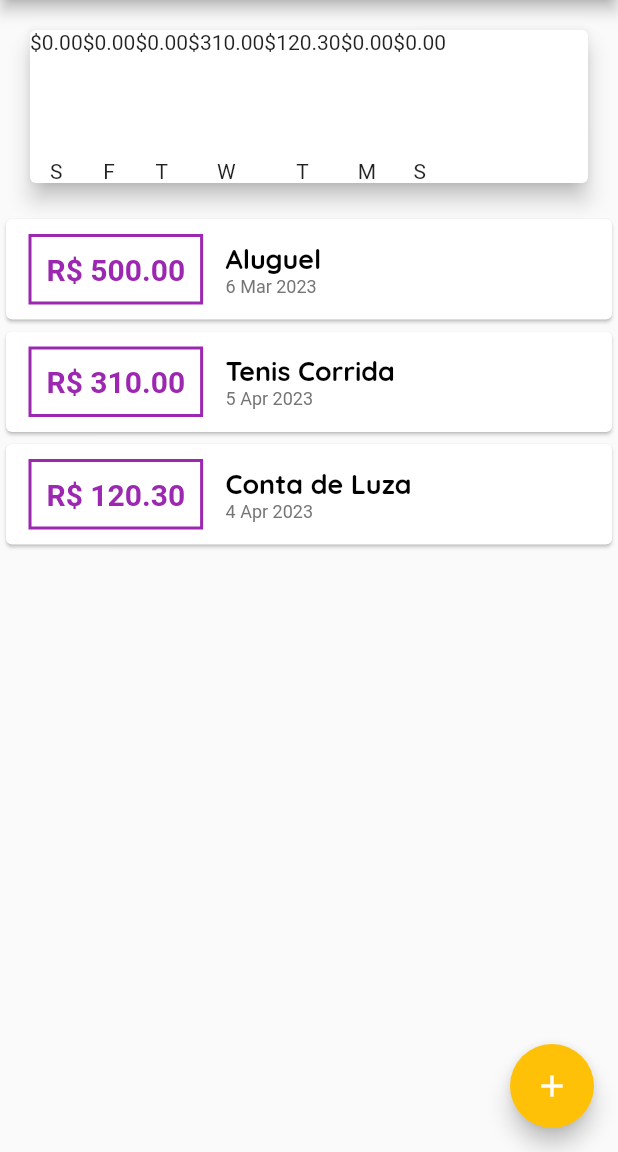
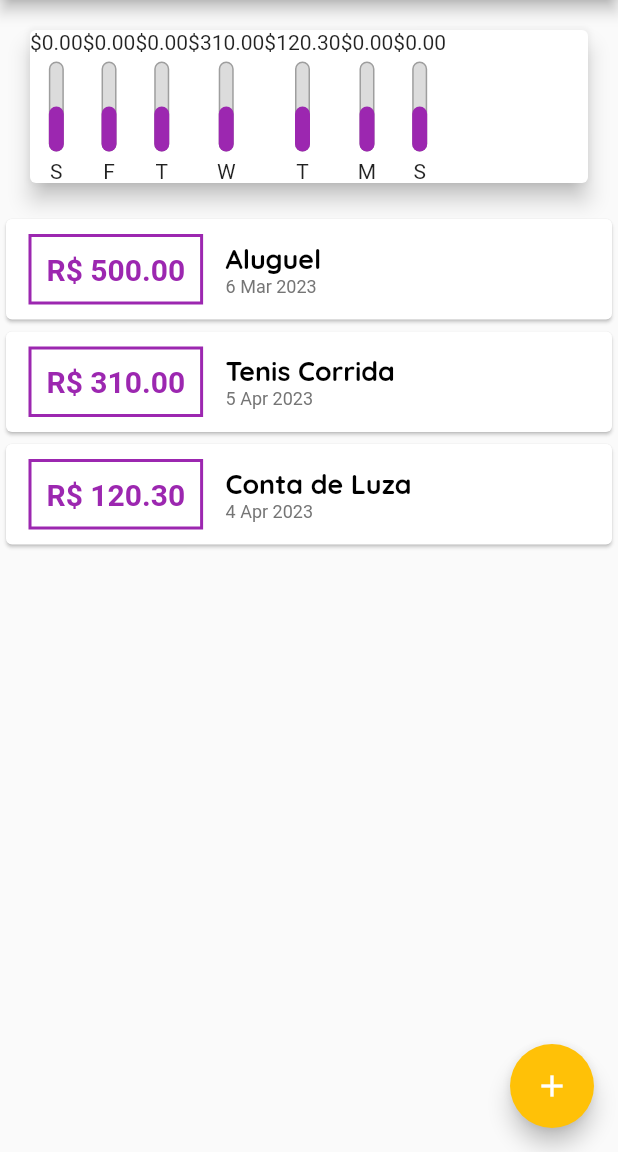
Before and after one commit to 9reis/despesas_pessoais__flutter, a Flutter app: the screen it shows after launch, on a phone screen of 412 x 824 dp, the part 84-1236 px from its top. Run offline on Flutter 3.47's test engine with Material 2 defaults, Android fonts, the light colour scheme and no system bars.

Commit message:
Char Widget #5

```diff
--- a/lib/components/chart.dart
+++ b/lib/components/chart.dart
@@ -48,7 +48,7 @@
           return ChartBar(
             label: tr['day'].toString(),
             value: double.parse(tr['value'].toString()),
-            percentage: 0,
+            percentage: 0.5,
           );
         }).toList(),
       ),
--- a/lib/components/chart_bar.dart
+++ b/lib/components/chart_bar.dart
@@ -1,3 +1,4 @@
+import 'package:flutter/material.dart';
 import 'package:flutter/src/widgets/framework.dart';
 import 'package:flutter/src/widgets/placeholder.dart';
 import 'package:flutter/widgets.dart';
@@ -23,7 +24,28 @@
         Container(
           height: 60,
           width: 10,
-          child: null,
+          child: Stack(
+            alignment: Alignment.bottomCenter,
+            children: [
+              Container(
+                decoration: BoxDecoration(
+                    border: Border.all(
+                      color: Colors.grey,
+                      width: 1.0,
+                    ),
+                    color: Color.fromRGBO(220, 220, 220, 1),
+                    borderRadius: BorderRadius.circular(5)),
+              ),
+              FractionallySizedBox(
+                heightFactor: percentage,
+                child: Container(
+                  decoration: BoxDecoration(
+                      color: Theme.of(context).colorScheme.primary,
+                      borderRadius: BorderRadius.circular(5)),
+                ),
+              )
+            ],
+          ),
         ),
         SizedBox(height: 5),
         Text(label)
```
